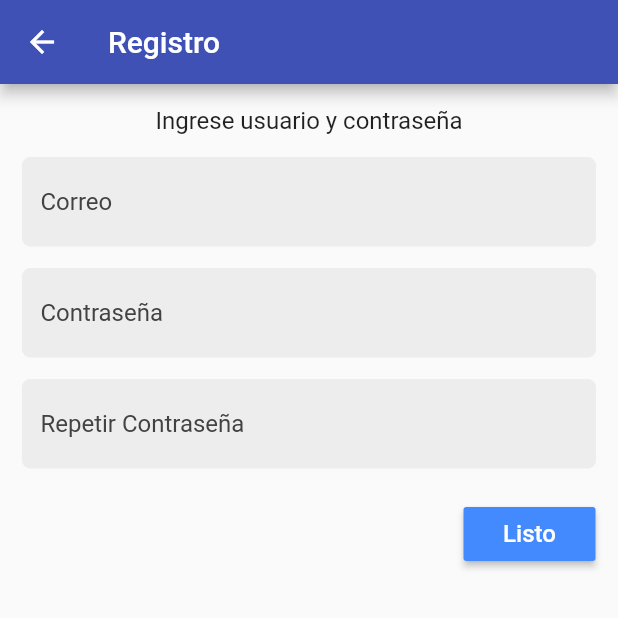
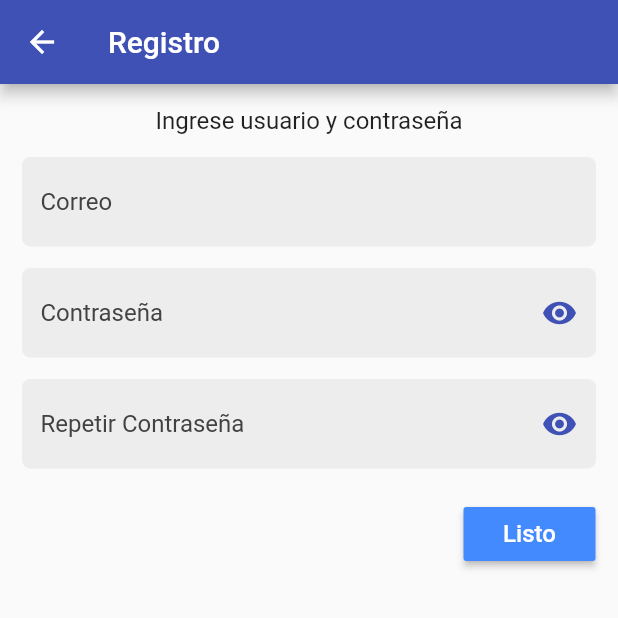
Before and after one commit to Mango3313/HeyListenFlutter, a Flutter app: the screen it shows after launch, after a tap on "Registrarse", on a phone screen of 412 x 824 dp, the top half of it. Run offline on Flutter 3.47's test engine with Material 2 defaults, Android fonts, the phone set to English and light mode, and no system bars.

Commit message:
Cambio de tipo de navegacion TODO: -Pantallas de Usuario

```diff
--- a/lib/main.dart
+++ b/lib/main.dart
@@ -8,10 +8,15 @@ class MyApp extends StatelessWidget {
   Widget build(BuildContext context) {
     return MaterialApp(
       title: 'Hey, Listen!',
+      initialRoute: "/",
+      routes: {
+        '/':(context) => MyHomePage(),
+        '/Registro': (context) => Registro(),
+        '/Ingreso':(context) => Ingreso()
+      },
       theme: ThemeData(
         primarySwatch: ColorPrimario,
       ),
-      home: MyHomePage(title: ''),
     );
   }
   MaterialColor ColorPrimario = const MaterialColor (0xFF3F51B5, const <int,Color>{
@@ -71,7 +76,7 @@ class _MyHomePageState extends State<MyHomePage> {
               color: Color(0xFF448AFF),
               padding: EdgeInsets.only(left: 45 ,top: 10 ,right:45 ,bottom:10 ),
               onPressed: (){
-                Navigator.push(context, MaterialPageRoute(builder: (context) => Ingreso()));
+                Navigator.pushNamed(context,'/Ingreso');
               },
               shape: new RoundedRectangleBorder(borderRadius: new BorderRadius.circular(30.0)),
               child: Text(
@@ -85,7 +90,7 @@ class _MyHomePageState extends State<MyHomePage> {
               color: Color(0xFF448AFF),
               padding: EdgeInsets.only(left: 35 ,top: 10 ,right:35 ,bottom:10 ),
               onPressed: (){
-                Navigator.push(context, MaterialPageRoute(builder: (context) => Registro()));
+                Navigator.pushNamed(context,'/Registro');
               },
               shape: new RoundedRectangleBorder(borderRadius: new BorderRadius.circular(30.0)),
               child: Text(
@@ -100,7 +105,18 @@ class _MyHomePageState extends State<MyHomePage> {
     );
   }
 }
-class Registro extends StatelessWidget{
+class Registro extends StatefulWidget{
+  @override
+  RegistroState createState() => RegistroState();
+}
+
+class RegistroState extends State<Registro>{
+  bool _obscureText = true;
+  void _toggle() {
+    setState(() {
+      _obscureText = !_obscureText;
+    });
+  }
   @override
   Widget build(BuildContext context) {
     return Scaffold(
@@ -135,7 +151,18 @@ class Registro extends StatelessWidget{
                 ),
                 SizedBox(height: 15,),
                 TextFormField(
+                  obscureText: _obscureText,
                   decoration: new InputDecoration(
+                      suffixIcon: IconButton(
+                        icon: Icon(
+                          // Based on passwordVisible state choose the icon
+                          _obscureText
+                              ? Icons.visibility
+                              : Icons.visibility_off,
+                          color: Theme.of(context).primaryColorDark,
+                        ),
+                        onPressed: _toggle,
+                      ),
                       border: new OutlineInputBorder(),
                       enabledBorder: const OutlineInputBorder(
                         borderSide: const BorderSide(color: Color(0xFFEDEDED), width: 0.0),
@@ -150,7 +177,18 @@ class Registro extends StatelessWidget{
                 ),
                 SizedBox(height: 15,),
                 TextFormField(
+                  obscureText: _obscureText,
                   decoration: new InputDecoration(
+                      suffixIcon: IconButton(
+                        icon: Icon(
+                          // Based on passwordVisible state choose the icon
+                          _obscureText
+                              ? Icons.visibility
+                              : Icons.visibility_off,
+                          color: Theme.of(context).primaryColorDark,
+                        ),
+                        onPressed: _toggle,
+                      ),
                       border: new OutlineInputBorder(),
                       enabledBorder: const OutlineInputBorder(
                         borderSide: const BorderSide(color: Color(0xFFEDEDED), width: 0.0),
@@ -187,7 +225,19 @@ class Registro extends StatelessWidget{
     );
   }
 }
-class Ingreso extends StatelessWidget{
+
+class Ingreso extends StatefulWidget{
+  @override
+  IngresoState createState() => IngresoState();
+}
+
+class IngresoState extends State<Ingreso>{
+  bool _obscureText = true;
+  void _toggle() {
+    setState(() {
+      _obscureText = !_obscureText;
+    });
+  }
   @override
   Widget build(BuildContext context) {
     return Scaffold(
@@ -198,7 +248,7 @@ class Ingreso extends StatelessWidget{
           child: Padding(padding: const EdgeInsets.all(15),
             child: Column(
               children: <Widget>[
-            SizedBox(height: 100,),
+               // SizedBox(height: 100,),
                 Text(
                   "Ingrese usuario y contraseña",
                   textAlign: TextAlign.left,
@@ -223,7 +273,18 @@ class Ingreso extends StatelessWidget{
                 ),
                 SizedBox(height: 15,),
                 TextFormField(
+                  obscureText: _obscureText,
                   decoration: new InputDecoration(
+                      suffixIcon: IconButton(
+                        icon: Icon(
+                          // Based on passwordVisible state choose the icon
+                          _obscureText
+                              ? Icons.visibility
+                              : Icons.visibility_off,
+                          color: Theme.of(context).primaryColorDark,
+                        ),
+                        onPressed: _toggle,
+                      ),
                       border: new OutlineInputBorder(),
                       enabledBorder: const OutlineInputBorder(
                         borderSide: const BorderSide(color: Color(0xFFEDEDED), width: 0.0),
```
Also changed, not shown: lib/admin/admin.dart (added), lib/user/user.dart (added). Lines whose indentation alone changed are shown as unchanged.
